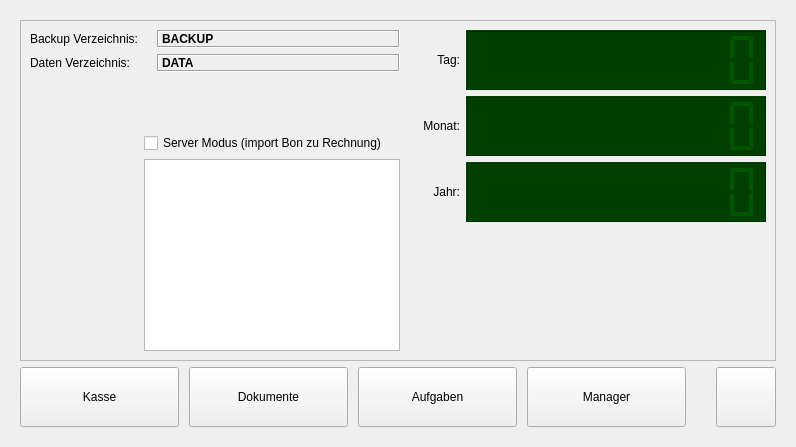
todvora/qrk-registrier-kasse, file src/ui/qrkhome.ui: the form before one commit.
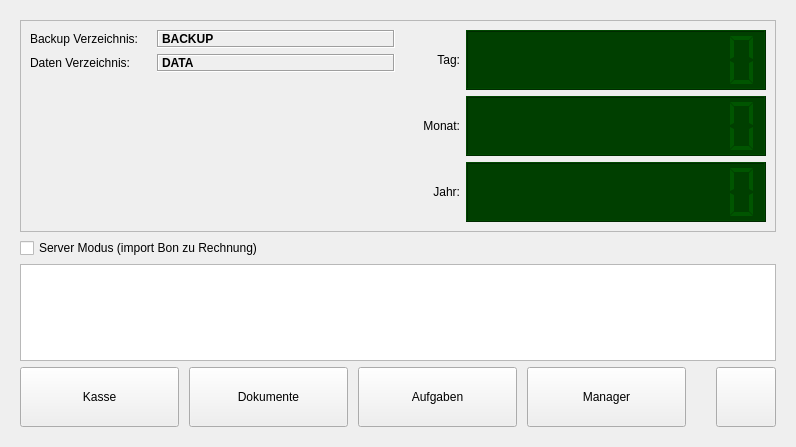
The form after the commit. Icons and pictures are not drawn.

Commit message: Changes for Import Path add Settings stuff add Import stuff (rename files)

What changed in the file:
```diff
--- a/src/ui/qrkhome.ui
+++ b/src/ui/qrkhome.ui
@@ -159,29 +159,6 @@
                    </item>
                   </layout>
                  </item>
-                 <item row="6" column="1">
-                  <widget class="QListWidget" name="importWidget"/>
-                 </item>
-                 <item row="5" column="1">
-                  <widget class="QCheckBox" name="serverModeCheckBox">
-                   <property name="text">
-                    <string>Server Modus (import Bon zu Rechnung)</string>
-                   </property>
-                  </widget>
-                 </item>
-                 <item row="4" column="1">
-                  <spacer name="verticalSpacer_2">
-                   <property name="orientation">
-                    <enum>Qt::Vertical</enum>
-                   </property>
-                   <property name="sizeHint" stdset="0">
-                    <size>
-                     <width>20</width>
-                     <height>40</height>
-                    </size>
-                   </property>
-                  </spacer>
-                 </item>
                 </layout>
                </item>
               </layout>
@@ -952,6 +929,49 @@
           </layout>
          </widget>
         </item>
+        <item>
+         <widget class="QCheckBox" name="serverModeCheckBox">
+          <property name="text">
+           <string>Server Modus (import Bon zu Rechnung)</string>
+          </property>
+         </widget>
+        </item>
+        <item>
+         <spacer name="verticalSpacer_2">
+          <property name="orientation">
+           <enum>Qt::Vertical</enum>
+          </property>
+          <property name="sizeHint" stdset="0">
+           <size>
+            <width>20</width>
+            <height>40</height>
+           </size>
+          </property>
+         </spacer>
+        </item>
+        <item>
+         <widget class="QListWidget" name="importWidget">
+          <property name="sizePolicy">
+           <sizepolicy hsizetype="Expanding" vsizetype="Maximum">
+            <horstretch>0</horstretch>
+            <verstretch>0</verstretch>
+           </sizepolicy>
+          </property>
+         </widget>
+        </item>
+        <item>
+         <spacer name="verticalSpacer_3">
+          <property name="orientation">
+           <enum>Qt::Vertical</enum>
+          </property>
+          <property name="sizeHint" stdset="0">
+           <size>
+            <width>20</width>
+            <height>40</height>
+           </size>
+          </property>
+         </spacer>
+        </item>
         <item>
          <layout class="QHBoxLayout" name="horizontalLayout_2">
           <property name="spacing">
```
The commit also changes 12 other files.
